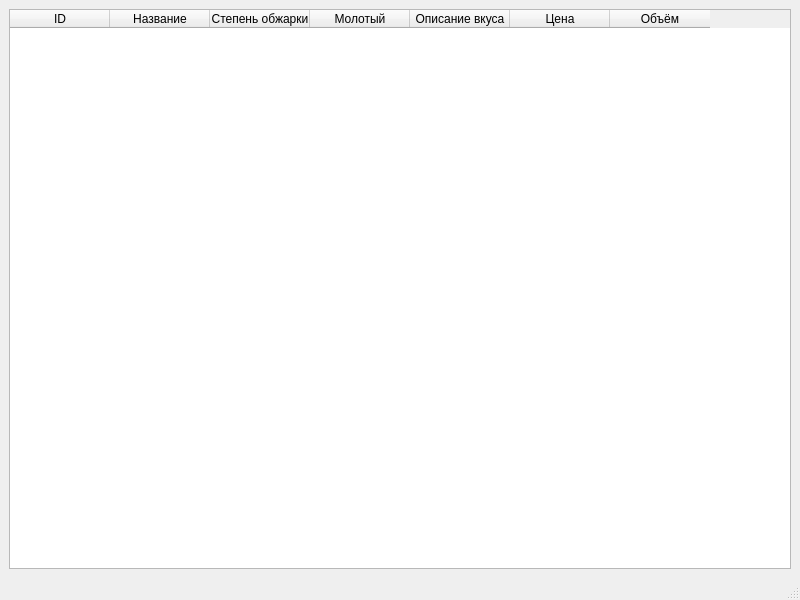
First picture: the form in main.ui, repository alwaysnervous/Coffee, before the edit.
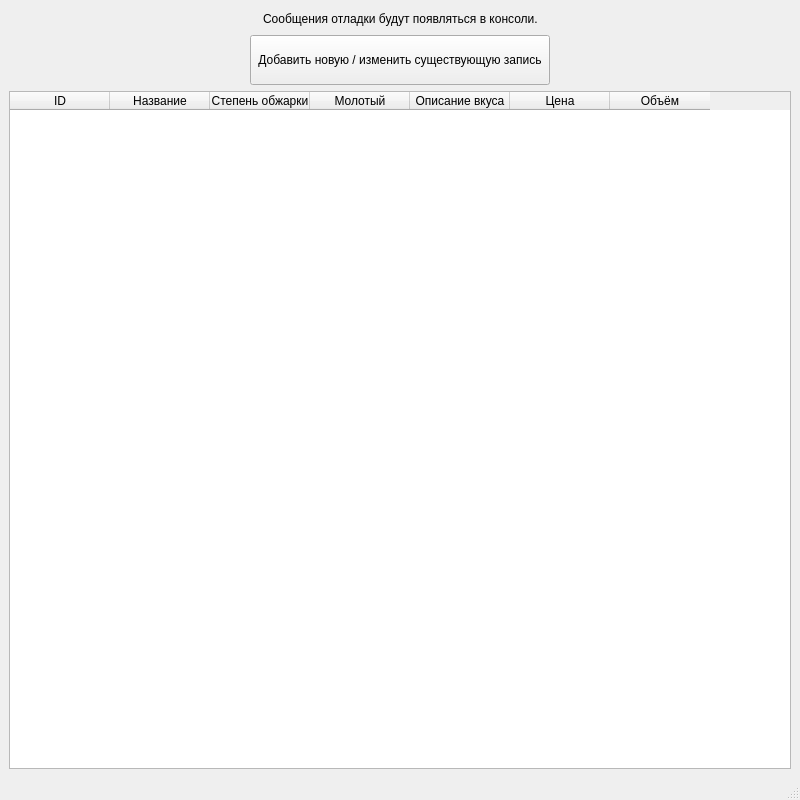
Second picture: the form after the edit.

Commit message: Капучино

What changed in the file:
```diff
--- a/main.ui
+++ b/main.ui
@@ -7,15 +7,99 @@
     <x>0</x>
     <y>0</y>
     <width>800</width>
-    <height>600</height>
+    <height>800</height>
    </rect>
   </property>
   <property name="windowTitle">
    <string>Кофе</string>
   </property>
   <widget class="QWidget" name="centralwidget">
-   <layout class="QGridLayout" name="gridLayout">
-    <item row="0" column="0">
+   <layout class="QVBoxLayout" name="verticalLayout_2">
+    <item>
+     <layout class="QHBoxLayout" name="horizontalLayout_2">
+      <item>
+       <spacer name="horizontalSpacer_3">
+        <property name="orientation">
+         <enum>Qt::Horizontal</enum>
+        </property>
+        <property name="sizeHint" stdset="0">
+         <size>
+          <width>40</width>
+          <height>20</height>
+         </size>
+        </property>
+       </spacer>
+      </item>
+      <item>
+       <widget class="QLabel" name="label">
+        <property name="text">
+         <string>Сообщения отладки будут появляться в консоли.</string>
+        </property>
+       </widget>
+      </item>
+      <item>
+       <spacer name="horizontalSpacer_4">
+        <property name="orientation">
+         <enum>Qt::Horizontal</enum>
+        </property>
+        <property name="sizeHint" stdset="0">
+         <size>
+          <width>40</width>
+          <height>20</height>
+         </size>
+        </property>
+       </spacer>
+      </item>
+     </layout>
+    </item>
+    <item>
+     <layout class="QVBoxLayout" name="verticalLayout">
+      <item>
+       <layout class="QHBoxLayout" name="horizontalLayout">
+        <item>
+         <spacer name="horizontalSpacer_2">
+          <property name="orientation">
+           <enum>Qt::Horizontal</enum>
+          </property>
+          <property name="sizeHint" stdset="0">
+           <size>
+            <width>40</width>
+            <height>20</height>
+           </size>
+          </property>
+         </spacer>
+        </item>
+        <item>
+         <widget class="QPushButton" name="addOrEditButton">
+          <property name="minimumSize">
+           <size>
+            <width>300</width>
+            <height>50</height>
+           </size>
+          </property>
+          <property name="text">
+           <string>Добавить новую / изменить существующую запись</string>
+          </property>
+         </widget>
+        </item>
+        <item>
+         <spacer name="horizontalSpacer">
+          <property name="orientation">
+           <enum>Qt::Horizontal</enum>
+          </property>
+          <property name="sizeHint" stdset="0">
+           <size>
+            <width>40</width>
+            <height>20</height>
+           </size>
+          </property>
+         </spacer>
+        </item>
+       </layout>
+      </item>
+     </layout>
+    </item>
+    <item>
      <widget class="QTableWidget" name="coffeeTable">
       <column>
        <property name="text">
```
The commit also changes 2 other files.
